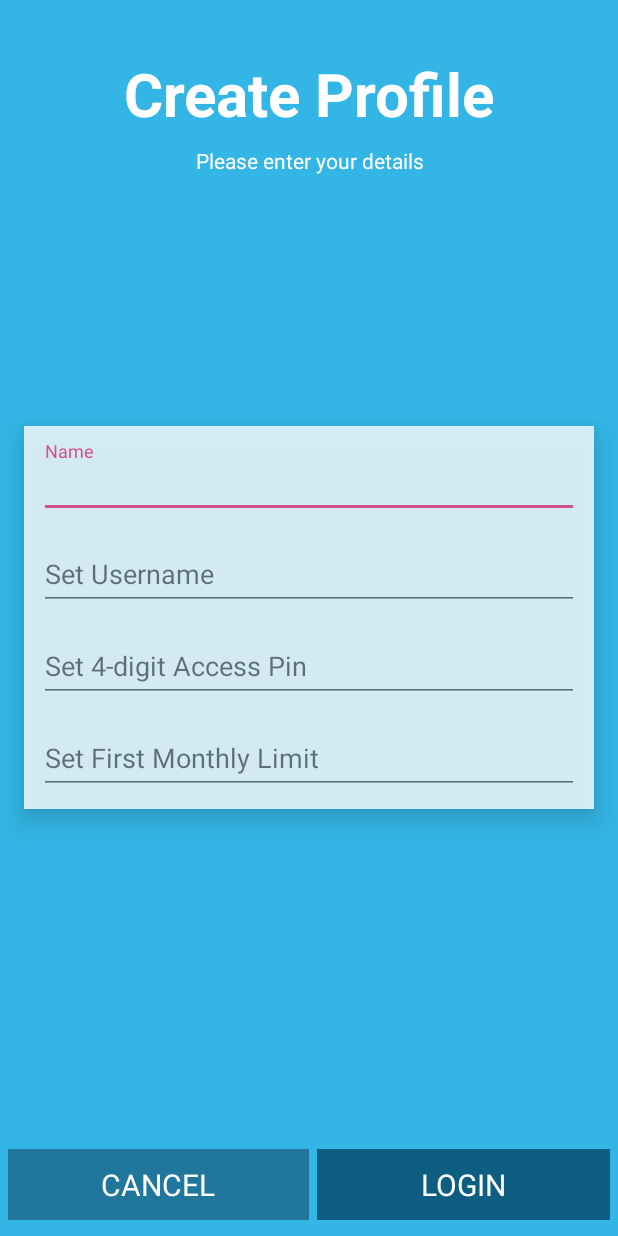
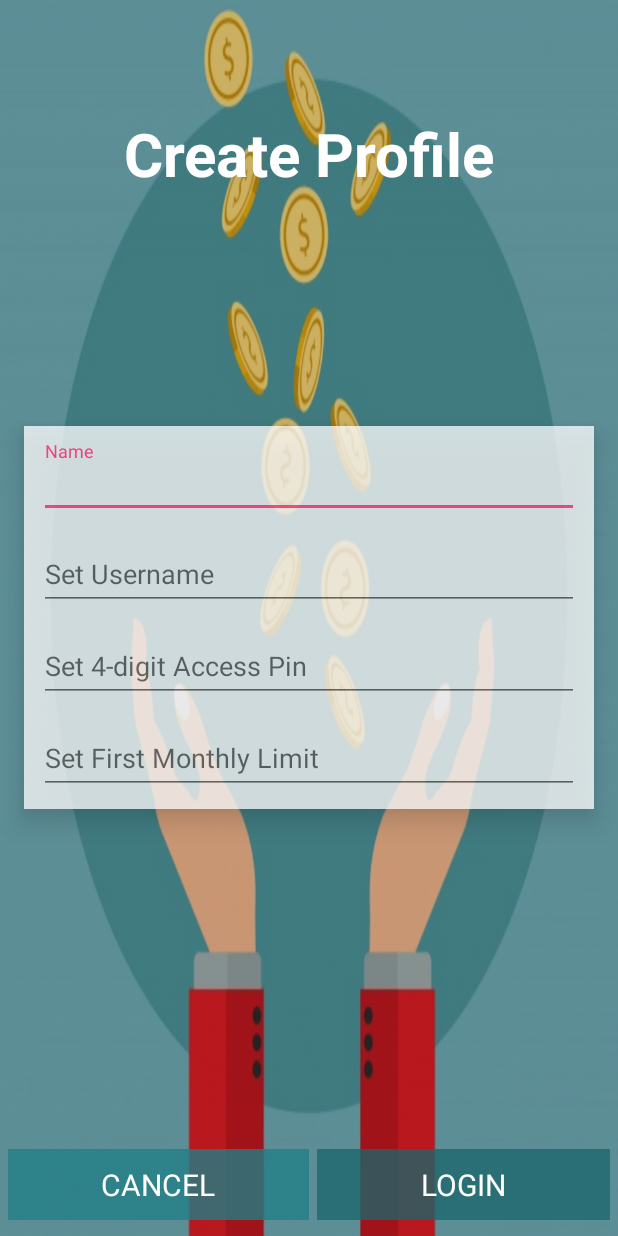
Before and after one commit to nishants906/FundManager, an Android app: the SignIn screen opened directly, with no data from a screen before it, after a tap on "CREATE NEW PROFILE", on a phone screen of 412 x 824 dp. Run offline under Robolectric (Android 15) with nearby library versions, the phone set to English and light mode, and no system bars; 1 statement that could not run was skipped.

Commit message:
UI create_profile

```diff
--- a/app/src/main/res/layout/create_profile.xml
+++ b/app/src/main/res/layout/create_profile.xml
@@ -3,7 +3,9 @@
     android:layout_width="match_parent"
     android:layout_height="match_parent"
     xmlns:app="http://schemas.android.com/apk/res-auto"
-   android:background="@android:color/holo_blue_light">
+   android:background="@drawable/create"
+    android:backgroundTint="#cccbcb"
+    android:backgroundTintMode="multiply">
 
 
     <TextView
@@ -15,24 +17,17 @@
         android:id="@+id/heading"
         android:textSize="40dp"
         android:textStyle="bold"
-        android:layout_marginTop="35dp"/>
+        android:layout_marginTop="75dp"
 
-    <TextView
-        android:id="@+id/subheading"
-        android:layout_width="match_parent"
-        android:layout_height="wrap_content"
-        android:text="Please enter your details"
-        android:gravity="center"
-        android:layout_marginTop="8dp"
-        android:layout_below="@+id/heading"
-        android:textColor="#ffffff"/>
+        />
+
 
     <LinearLayout
         android:layout_width="match_parent"
         android:layout_height="wrap_content"
         android:orientation="vertical"
-        android:background="#ffffff"
-        android:alpha="0.8"
+        android:background="#d8ffffff"
+        android:alpha="0.9"
         android:layout_marginRight="@dimen/activity_horizontal_margin"
         android:layout_marginLeft="@dimen/activity_horizontal_margin"
         android:layout_centerInParent="true"
@@ -114,13 +109,7 @@
         android:layout_width="match_parent"
         android:layout_height="wrap_content"
         android:layout_alignParentBottom="true">
-        <TextView
-            android:id="@+id/line"
-            android:layout_width="match_parent"
-            android:layout_height="wrap_content"
-            android:background="@android:color/holo_blue_light"
 
-            />
         <LinearLayout
             android:layout_width="match_parent"
             android:layout_height="wrap_content"
@@ -141,7 +130,7 @@
                 android:layout_marginLeft="5dp"
                 android:layout_marginTop="5dp"
                 android:textSize="20dp"
-                android:background="#21769b"
+                android:background="#c8227f86"
                 android:gravity="center_horizontal|center_vertical"
                 android:layout_weight="1"
                 />
@@ -159,7 +148,7 @@
                 android:textColor="#ffffff"
                 android:layout_weight="1"
                 android:gravity="center_horizontal|center_vertical"
-                android:background="#0e5e81"/>
+                android:background="#c31b676c"/>
 
         </LinearLayout>
     </RelativeLayout>
--- a/app/src/main/res/layout/sign_in.xml
+++ b/app/src/main/res/layout/sign_in.xml
@@ -45,7 +45,7 @@
             android:paddingBottom="8dp"
             android:background="#fff"
             android:textColorHint="#000000"
-            android:alpha=".3"
+            android:alpha=".25"
             android:backgroundTint="#fff"
             android:backgroundTintMode="multiply"
             />
@@ -63,7 +63,7 @@
             android:padding="7dp"
             android:background="#fff"
             android:textColorHint="#000000"
-            android:alpha=".3"
+            android:alpha=".25"
             android:backgroundTint="#fff"
             android:backgroundTintMode="multiply"/>
 
@@ -87,7 +87,7 @@
             android:gravity="center_horizontal|center_vertical"
             android:background="#5375a6"
             android:textColorHint="#ffffff"
-            android:alpha=".75"
+            android:alpha=".8"
             android:backgroundTint="#fff"
             android:backgroundTintMode="multiply"/>
         <LinearLayout
```
Also changed, not shown: app/src/main/res/drawable/create.jpg (added).
